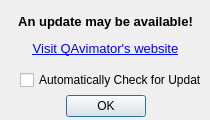
Old version of the form src/updatenotificationdialog.ui in the repository ap0110/qavimator.
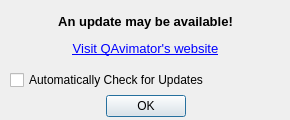
New version of the form.

Commit message: QAV-3 Fixed linux deployment script and increased some dialog window widths

What changed in the file:
```diff
--- a/src/updatenotificationdialog.ui
+++ b/src/updatenotificationdialog.ui
@@ -6,7 +6,7 @@
    <rect>
     <x>0</x>
     <y>0</y>
-    <width>210</width>
+    <width>290</width>
     <height>120</height>
    </rect>
   </property>
@@ -18,13 +18,13 @@
   </property>
   <property name="minimumSize">
    <size>
-    <width>210</width>
+    <width>290</width>
     <height>120</height>
    </size>
   </property>
   <property name="maximumSize">
    <size>
-    <width>210</width>
+    <width>290</width>
     <height>120</height>
    </size>
   </property>
@@ -36,7 +36,7 @@
     <rect>
      <x>10</x>
      <y>90</y>
-     <width>191</width>
+     <width>271</width>
      <height>32</height>
     </rect>
    </property>
@@ -55,7 +55,7 @@
     <rect>
      <x>10</x>
      <y>10</y>
-     <width>191</width>
+     <width>271</width>
      <height>51</height>
     </rect>
    </property>
@@ -74,9 +74,9 @@
   <widget class="QCheckBox" name="autoUpdatesCheckBox">
    <property name="geometry">
     <rect>
-     <x>20</x>
+     <x>10</x>
      <y>70</y>
-     <width>181</width>
+     <width>271</width>
      <height>20</height>
     </rect>
    </property>
```
The commit also changes 5 other files.
